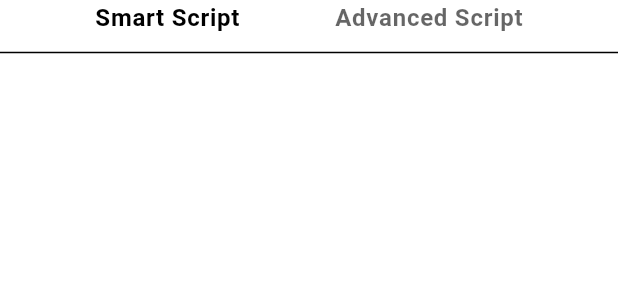
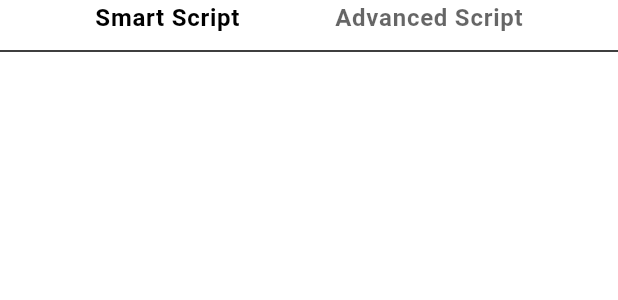
Before and after one commit to TemiladeRebecca/demo_app, a Flutter app: the ToggleTabs widget shown alone on an empty page, opened directly with empty values, on a phone screen of 412 x 824 dp. Shown: the top 300 px of the screen. Run offline on Flutter 3.47's test engine with Material 3 defaults, Android fonts, the phone set to English and light mode, and no system bars; our stand-ins replace google_fonts; network calls fail.

Commit message:
fix(toggle_tab): adjust divider height for better alignment

```diff
--- a/lib/widgets/toggle_tab.dart
+++ b/lib/widgets/toggle_tab.dart
@@ -57,7 +57,7 @@ class _ToggleTabsState extends State<ToggleTabs> {
         SizedBox(height: 6),
         Stack(
           children: [
-            const Divider(thickness: 1, height: 10),
+            const Divider(thickness: 1, height: 8),
             AnimatedPositioned(
               duration: const Duration(milliseconds: 250),
               curve: Curves.easeInOut,
```
